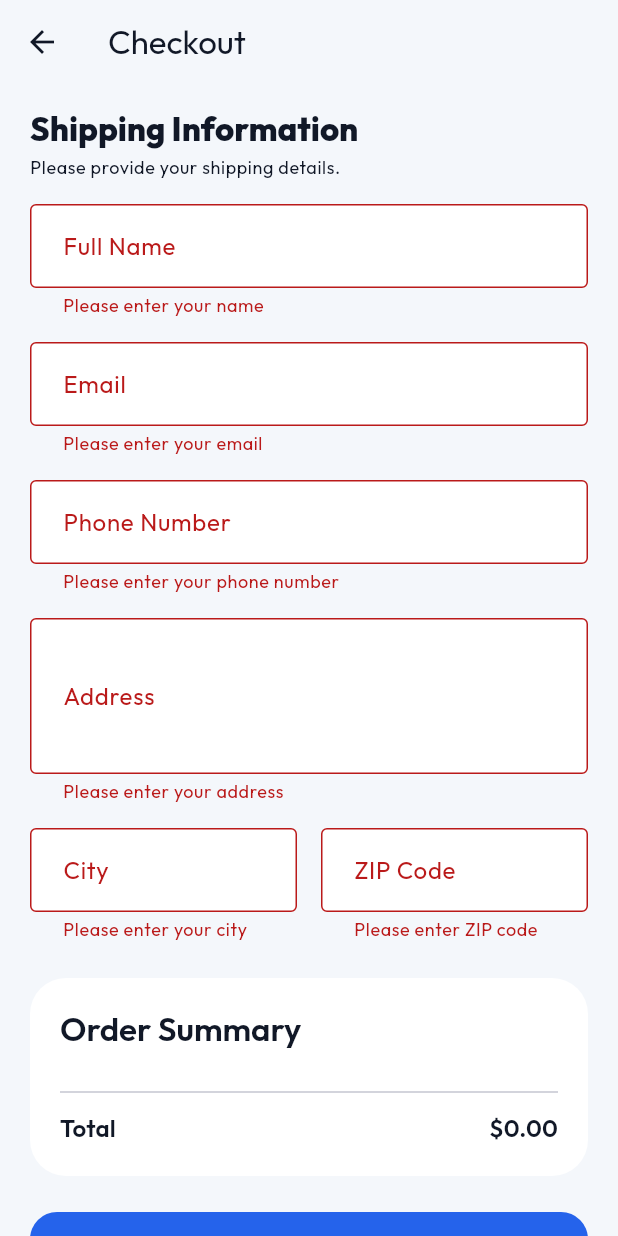
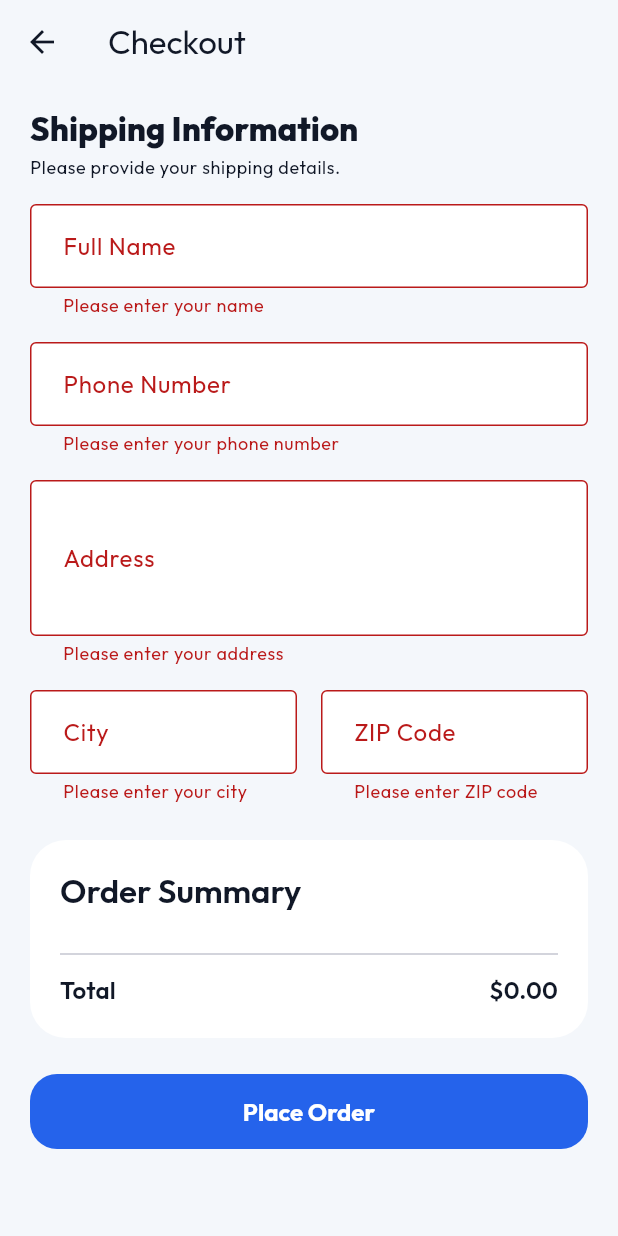
Before and after one commit to danimaz534-debug/new, a Flutter app: the CheckoutScreen screen opened directly, after a tap on "Place Order", on a phone screen of 412 x 824 dp. Run offline on Flutter 3.47's test engine with Material 3 defaults, Android fonts, the phone set to English and light mode, and no system bars; our stand-ins replace cached_network_image, google_fonts, shared_preferences, supabase_flutter; accounts and stored records are empty; network calls fail.

Commit message:
Fix profile buttons to show messages, remove email from checkout form, set unselected nav color

```diff
--- a/mobile_app/lib/screens/checkout/checkout_screen.dart
+++ b/mobile_app/lib/screens/checkout/checkout_screen.dart
@@ -67,24 +67,7 @@ class _CheckoutScreenState extends State<CheckoutScreen> {
               },
             ),
             const SizedBox(height: 16),
-            TextFormField(
-              controller: _emailController,
-              decoration: InputDecoration(
-                labelText: appState.text(en: 'Email', ar: 'البريد الإلكتروني'),
-                border: const OutlineInputBorder(),
-              ),
-              keyboardType: TextInputType.emailAddress,
-              validator: (value) {
-                if (value == null || value.isEmpty) {
-                  return appState.text(en: 'Please enter your email', ar: 'يرجى إدخال بريدك الإلكتروني');
-                }
-                if (!value.contains('@')) {
-                  return appState.text(en: 'Please enter a valid email', ar: 'يرجى إدخال بريد إلكتروني صحيح');
-                }
-                return null;
-              },
-            ),
-            const SizedBox(height: 16),
+
             TextFormField(
               controller: _phoneController,
               decoration: InputDecoration(
--- a/mobile_app/lib/screens/shell/main_shell.dart
+++ b/mobile_app/lib/screens/shell/main_shell.dart
@@ -101,6 +101,7 @@ class _MainShellState extends State<MainShell> {
         ],
         currentIndex: _selectedIndex,
         selectedItemColor: Theme.of(context).primaryColor,
+        unselectedItemColor: Colors.grey.shade600,
         onTap: _onItemTapped,
       ),
     );
```
Also changed, not shown: mobile_app/lib/screens/profile/profile_screen.dart (+21 -4 lines).
